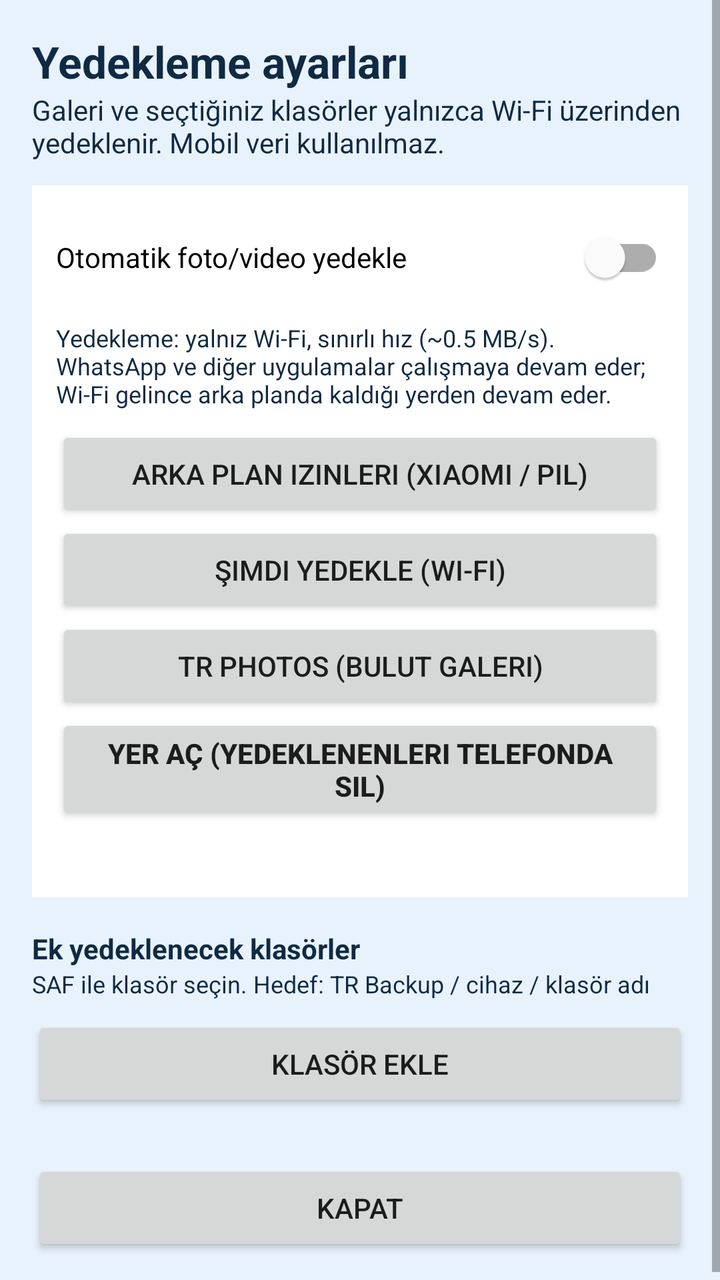
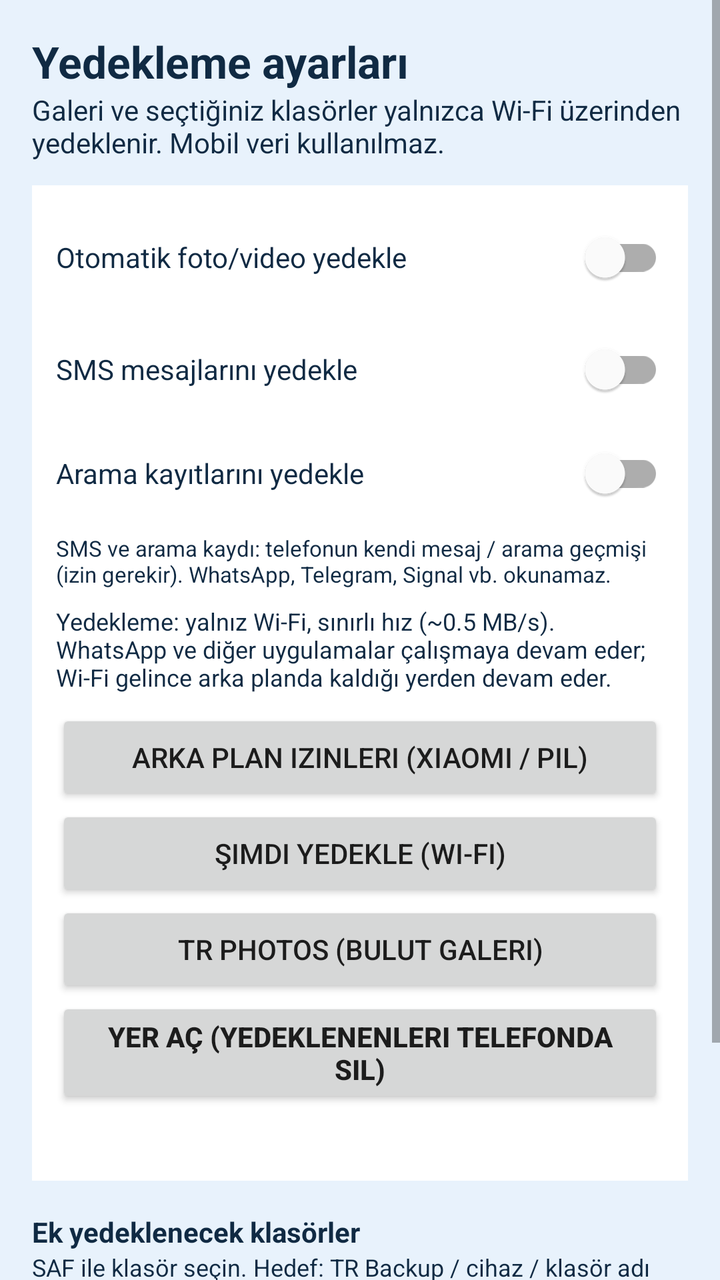

An Android layout rendered at two revisions. The XML below is the earlier revision; the diff shows what the commit changed to produce the second picture.
<!-- AndroidManifest.xml: activity theme Theme.TRDriver -->
<!-- res/layout/activity_backup_settings.xml -->
<?xml version="1.0" encoding="utf-8"?>
<ScrollView xmlns:android="http://schemas.android.com/apk/res/android"
    android:layout_width="match_parent"
    android:layout_height="match_parent"
    android:background="@color/tr_sky"
    android:fillViewport="true">

    <LinearLayout
        android:layout_width="match_parent"
        android:layout_height="wrap_content"
        android:orientation="vertical"
        android:padding="16dp">

        <TextView
            android:layout_width="match_parent"
            android:layout_height="wrap_content"
            android:text="Yedekleme ayarları"
            android:textColor="@color/tr_ink"
            android:textSize="22sp"
            android:textStyle="bold" />

        <TextView
            android:layout_width="match_parent"
            android:layout_height="wrap_content"
            android:layout_marginBottom="12dp"
            android:text="Galeri ve seçtiğiniz klasörler yalnızca Wi‑Fi üzerinden yedeklenir. Mobil veri kullanılmaz."
            android:textColor="@color/tr_ink" />

        <LinearLayout
            android:layout_width="match_parent"
            android:layout_height="wrap_content"
            android:background="@android:color/white"
            android:orientation="vertical"
            android:padding="12dp">

            <com.google.android.material.switchmaterial.SwitchMaterial
                android:id="@+id/switchGalleryBackup"
                android:layout_width="match_parent"
                android:layout_height="wrap_content"
                android:text="Otomatik foto/video yedekle" />

            <TextView
                android:id="@+id/networkHint"
                android:layout_width="match_parent"
                android:layout_height="wrap_content"
                android:layout_marginTop="8dp"
                android:text="Yedekleme: yalnız Wi‑Fi, sınırlı hız (~0.5 MB/s). WhatsApp ve diğer uygulamalar çalışmaya devam eder; Wi‑Fi gelince arka planda kaldığı yerden devam eder."
                android:textColor="@color/tr_ink"
                android:textSize="12sp" />

            <Button
                android:id="@+id/btnOemSettings"
                android:layout_width="match_parent"
                android:layout_height="wrap_content"
                android:layout_marginTop="8dp"
                android:text="Arka plan izinleri (Xiaomi / pil)" />

            <Button
                android:id="@+id/btnBackupNow"
                android:layout_width="match_parent"
                android:layout_height="wrap_content"
                android:text="Şimdi yedekle (Wi‑Fi)" />

            <Button
                android:id="@+id/btnOpenPhotos"
                android:layout_width="match_parent"
                android:layout_height="wrap_content"
                android:text="TR Photos (bulut galeri)" />

            <Button
                android:id="@+id/btnFreeUpSpace"
                android:layout_width="match_parent"
                android:layout_height="wrap_content"
                android:text="Yer aç (yedeklenenleri telefonda sil)"
                android:textStyle="bold" />

            <TextView
                android:id="@+id/backupStatus"
                android:layout_width="match_parent"
                android:layout_height="wrap_content"
                android:layout_marginTop="8dp"
                android:textColor="@color/tr_ink"
                android:textSize="12sp" />
        </LinearLayout>

        <TextView
            android:layout_width="match_parent"
            android:layout_height="wrap_content"
            android:layout_marginTop="16dp"
            android:text="Ek yedeklenecek klasörler"
            android:textColor="@color/tr_ink"
            android:textStyle="bold" />

        <TextView
            android:layout_width="match_parent"
            android:layout_height="wrap_content"
            android:layout_marginBottom="8dp"
            android:text="SAF ile klasör seçin. Hedef: TR Backup / cihaz / klasör adı"
            android:textColor="@color/tr_ink"
            android:textSize="12sp" />

        <Button
            android:id="@+id/btnAddFolder"
            android:layout_width="match_parent"
            android:layout_height="wrap_content"
            android:text="Klasör ekle" />

        <LinearLayout
            android:id="@+id/folderList"
            android:layout_width="match_parent"
            android:layout_height="wrap_content"
            android:orientation="vertical"
            android:paddingTop="8dp" />

        <Button
            android:id="@+id/btnCloseBackup"
            android:layout_width="match_parent"
            android:layout_height="wrap_content"
            android:layout_marginTop="16dp"
            android:text="Kapat" />
    </LinearLayout>
</ScrollView>
<!-- resources referenced by this layout -->
<resources>
  <color name="tr_ink">#102A43</color>
  <color name="tr_sky">#E8F2FC</color>
  <style name="Theme.TRDriver" parent="Theme.MaterialComponents.Light.NoActionBar">
          <item name="colorPrimary">@color/tr_blue</item>
          <item name="colorPrimaryVariant">@color/tr_blue_dark</item>
          <item name="colorOnPrimary">@color/tr_white</item>
          <item name="android:statusBarColor">@color/tr_blue_dark</item>
          <item name="android:windowBackground">@color/tr_sky</item>
      </style>
  <color name="tr_blue">#0B5CAD</color>
  <color name="tr_blue_dark">#083F78</color>
  <color name="tr_white">#FFFFFF</color>
</resources>

<!-- the commit's change to res/layout/activity_backup_settings.xml (unified diff, before → after) -->
@@ -37,7 +37,32 @@
                 android:id="@+id/switchGalleryBackup"
                 android:layout_width="match_parent"
                 android:layout_height="wrap_content"
-                android:text="Otomatik foto/video yedekle" />
+                android:text="Otomatik foto/video yedekle"
+                android:textColor="@color/tr_ink" />
+
+            <com.google.android.material.switchmaterial.SwitchMaterial
+                android:id="@+id/switchSmsBackup"
+                android:layout_width="match_parent"
+                android:layout_height="wrap_content"
+                android:layout_marginTop="8dp"
+                android:text="SMS mesajlarını yedekle"
+                android:textColor="@color/tr_ink" />
+
+            <com.google.android.material.switchmaterial.SwitchMaterial
+                android:id="@+id/switchCallLogBackup"
+                android:layout_width="match_parent"
+                android:layout_height="wrap_content"
+                android:layout_marginTop="4dp"
+                android:text="Arama kayıtlarını yedekle"
+                android:textColor="@color/tr_ink" />
+
+            <TextView
+                android:layout_width="match_parent"
+                android:layout_height="wrap_content"
+                android:layout_marginTop="6dp"
+                android:text="SMS ve arama kaydı: telefonun kendi mesaj / arama geçmişi (izin gerekir). WhatsApp, Telegram, Signal vb. okunamaz."
+                android:textColor="@color/tr_ink"
+                android:textSize="11sp" />
 
             <TextView
                 android:id="@+id/networkHint"
